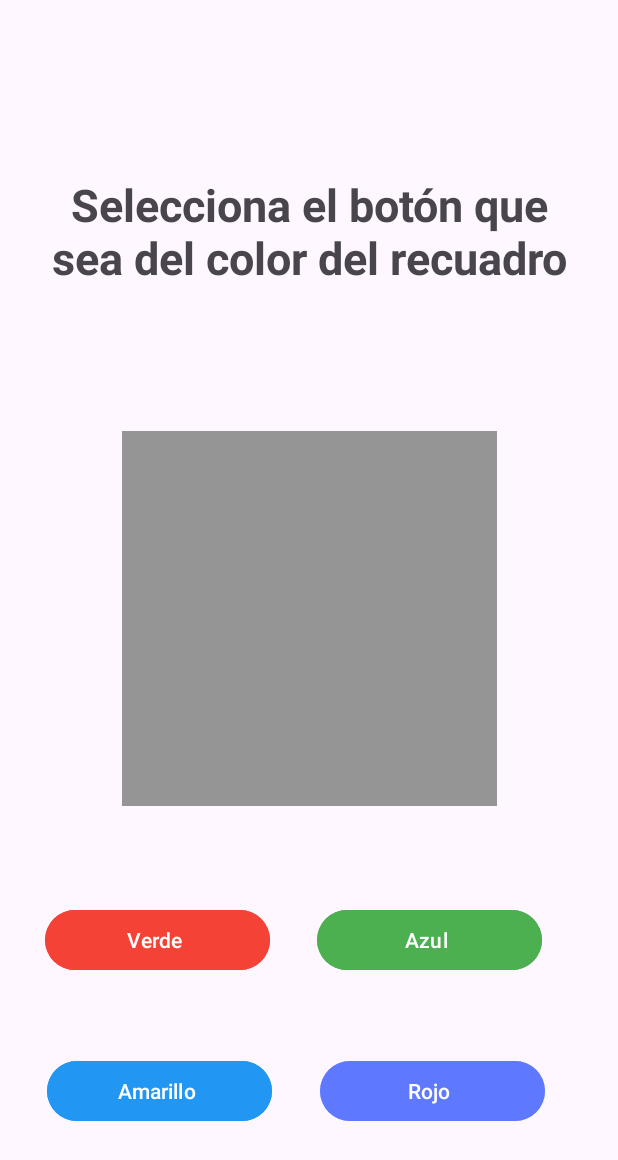
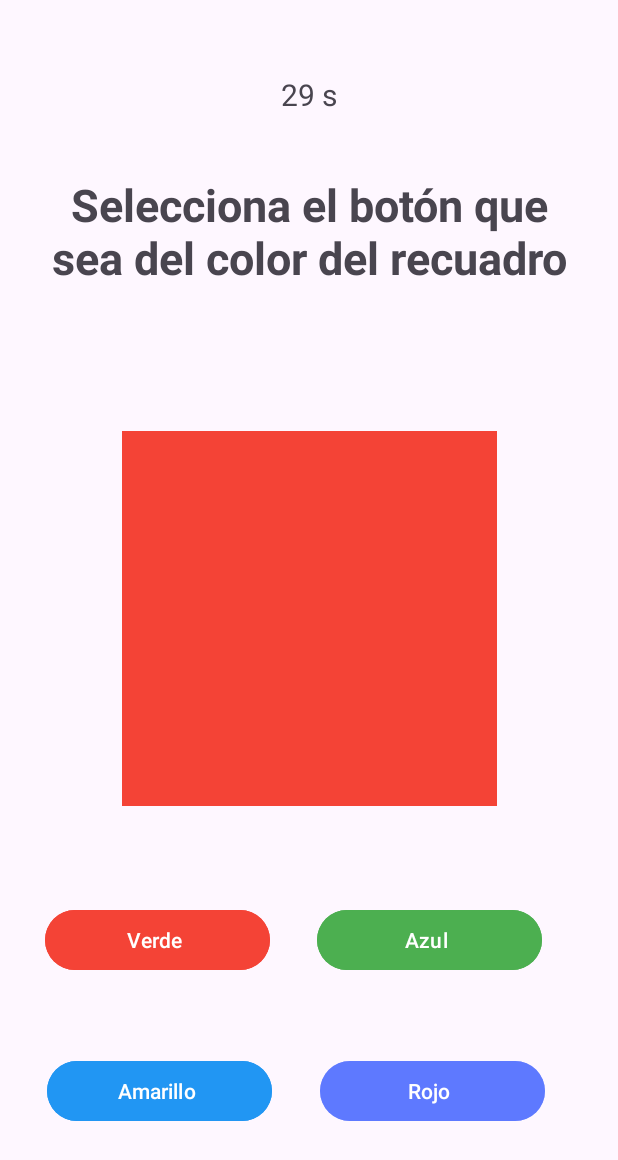
Before and after one commit to Ange228/ExamenParcial_DispMoviles, an Android app: the fragment GameFragment placed in its activity, on a phone screen of 412 x 824 dp. Shown: the top 1160 px of the screen. Run offline under Robolectric (Android 15) with nearby library versions, the phone set to English and light mode, and no system bars.

Commit message:
agregando contador

```diff
--- a/app/src/main/java/com/example/juego_colores/GameFragment.kt
+++ b/app/src/main/java/com/example/juego_colores/GameFragment.kt
@@ -8,15 +8,26 @@ import android.view.ViewGroup
 import com.google.android.material.button.MaterialButton
 import kotlin.random.Random
 import android.graphics.Color
+import androidx.core.content.ContextCompat
+import android.os.CountDownTimer
+import android.widget.TextView
 import kotlin.random.nextInt
 
 class GameFragment : Fragment() {
+    private lateinit var nombreColor: String
+
+    private lateinit var tvTimer: TextView
+    private lateinit var countDownTimer: CountDownTimer
+    private val totalTime = 30000L
+
     private lateinit var generatedColorView: View
     private lateinit var generatedColorBtn: MaterialButton
 
     private lateinit var generatedColorAzul: MaterialButton
     private lateinit var generatedColorRojo: MaterialButton
     private lateinit var generatedColorAmarillo: MaterialButton
+
+    private lateinit var colorList: List<Pair<String, Int>>
 
     override fun onCreateView(
         inflater: LayoutInflater, container: ViewGroup?,
@@ -29,19 +40,66 @@ class GameFragment : Fragment() {
         generatedColorAzul = view.findViewById(R.id.azulBtn)
         generatedColorRojo = view.findViewById(R.id.rojoBtn)
         generatedColorAmarillo = view.findViewById(R.id.amarilloBtn)
+        tvTimer = view.findViewById(R.id.tempView)
 
-        generatedColorBtn.setOnClickListener {
-            generateRandomColor()
+        colorList = listOf(
+            "celeste" to ContextCompat.getColor(requireContext(), R.color.celeste),
+            "azul" to ContextCompat.getColor(requireContext(), R.color.azul),
+            "rojo" to ContextCompat.getColor(requireContext(), R.color.rojo),
+            "verde" to ContextCompat.getColor(requireContext(), R.color.verde)
+        )
 
-        }
+        generatedColorBtn.isEnabled = false
+        generatedColorAzul.isEnabled = false
+        generatedColorRojo.isEnabled = false
+        generatedColorAmarillo.isEnabled = false
+            startGame()
+
         return view
     }
 
     private fun generateRandomColor(){
-        val color = Color.rgb(Random.nextInt(256), Random.nextInt(256), Random.nextInt(256))
+        val (Color, valorColor) = colorList.random()
 
-        generatedColorView.setBackgroundColor(color)
+        nombreColor = Color
+        generatedColorView.setBackgroundColor(valorColor)
 
     }
 
+    private fun startGame() {
+        generatedColorBtn.isEnabled = true
+        generatedColorAzul.isEnabled = true
+        generatedColorRojo.isEnabled = true
+        generatedColorAmarillo.isEnabled = true
+
+        generateRandomColor()
+
+        startTimer()
+    }
+
+    private fun startTimer() {
+        countDownTimer = object : CountDownTimer(totalTime, 1000) {
+            override fun onTick(millisUntilFinished: Long) {
+                val seconds = (millisUntilFinished / 1000).toInt()
+                tvTimer.text = "$seconds s"
+            }
+
+            override fun onFinish() {
+                tvTimer.text = "¡Se acabó!"
+                generatedColorBtn.isEnabled = false
+                generatedColorAzul.isEnabled = false
+                generatedColorRojo.isEnabled = false
+                generatedColorAmarillo.isEnabled = false
+
+            }
+        }
+        countDownTimer.start()
+    }
+
+    override fun onDestroyView() {
+        super.onDestroyView()
+        countDownTimer.cancel()
+    }
+
+
 }
--- a/app/src/main/res/layout/fragment_game.xml
+++ b/app/src/main/res/layout/fragment_game.xml
@@ -6,6 +6,18 @@
     android:layout_height="match_parent"
     android:padding="20dp"
     tools:context=".MainActivity">
+
+
+    <TextView
+        android:id="@+id/tempView"
+        android:layout_width="wrap_content"
+        android:layout_height="wrap_content"
+        android:textSize="20dp"
+        android:text="00"
+        app:layout_constraintBottom_toTopOf="@+id/textView"
+        app:layout_constraintEnd_toEndOf="parent"
+        app:layout_constraintStart_toStartOf="parent"
+        app:layout_constraintTop_toTopOf="parent" />
 
     <TextView
         android:id="@+id/textView"
@@ -62,7 +74,7 @@
         android:id="@+id/amarilloBtn"
         android:layout_width="150dp"
         android:layout_height="wrap_content"
-        android:backgroundTint="@color/azul"
+        android:backgroundTint="@color/celeste"
         android:paddingLeft="20dp"
         android:text="Amarillo"
         app:layout_constraintBottom_toBottomOf="parent"
@@ -75,7 +87,7 @@
         android:id="@+id/rojoBtn"
         android:layout_width="150dp"
         android:layout_height="wrap_content"
-        android:backgroundTint="@color/rosado"
+        android:backgroundTint="@color/azul"
         android:paddingLeft="20dp"
         android:text="Rojo"
         app:layout_constraintBottom_toBottomOf="parent"
@@ -84,4 +96,5 @@
         app:layout_constraintStart_toStartOf="parent"
         app:layout_constraintTop_toBottomOf="@+id/azulBtn" />
 
+
 </androidx.constraintlayout.widget.ConstraintLayout>
--- a/app/src/main/res/values/colors.xml
+++ b/app/src/main/res/values/colors.xml
@@ -5,8 +5,8 @@
     <color name="purple_500">#9C27B0</color>
     <color name="verde">#4CAF50</color>
     <color name="rojo">#F44336</color>
-    <color name="azul">#2196F3</color>
-    <color name="rosado">#B85170FF</color>
+    <color name="celeste">#2196F3</color>
+    <color name="azul">#B85170FF</color>
 
 
 </resources>
```
